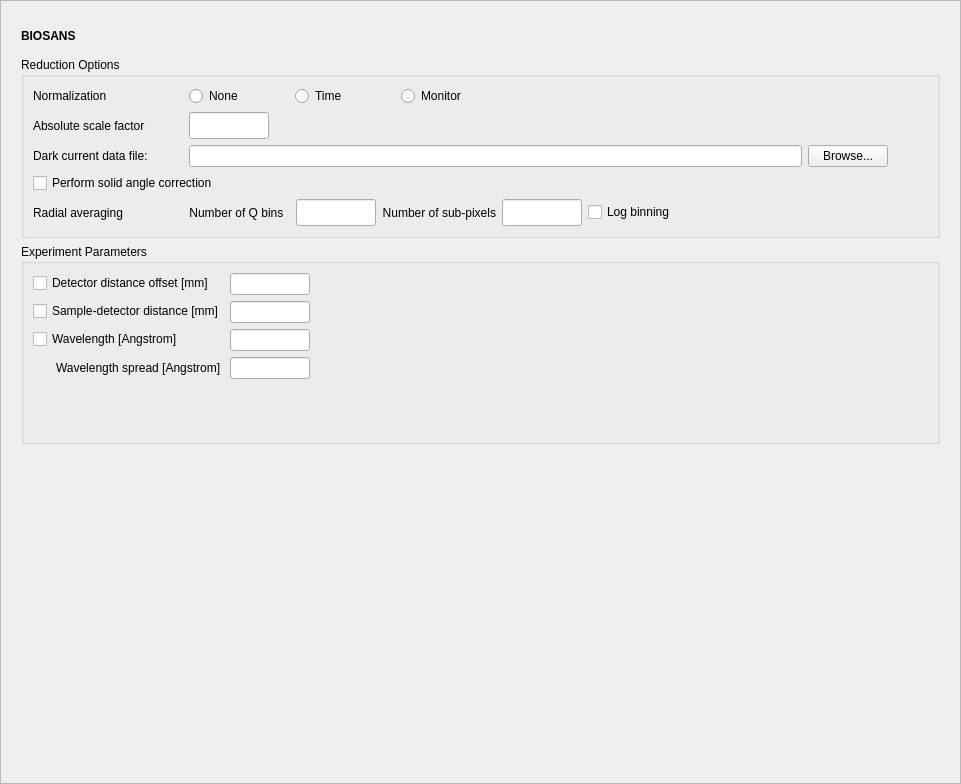
The window that Code/Mantid/Scripts/Interface/ui/sans/hfir_instrument.ui (mantidproject/mantid) describes before a commit, drawn with Qt 5.
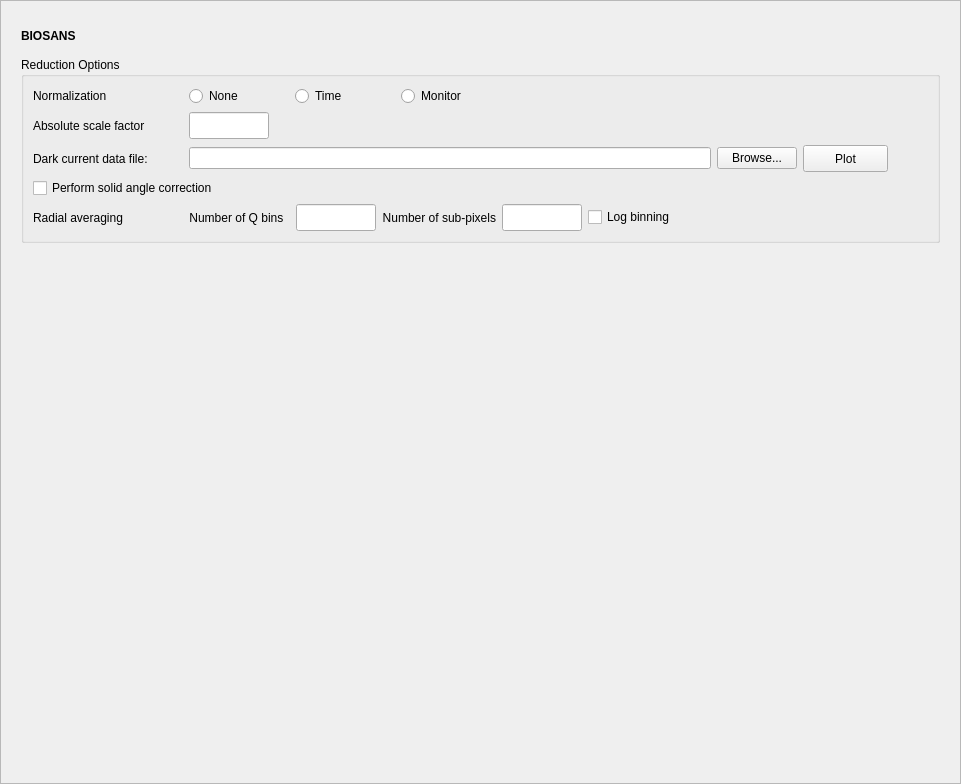
The same window after the commit.

Diff of the .ui file:
```diff
--- a/Code/Mantid/Scripts/Interface/ui/sans/hfir_instrument.ui
+++ b/Code/Mantid/Scripts/Interface/ui/sans/hfir_instrument.ui
@@ -330,6 +330,25 @@
               </property>
              </widget>
             </item>
+            <item>
+             <widget class="QPushButton" name="pushButton">
+              <property name="minimumSize">
+               <size>
+                <width>85</width>
+                <height>27</height>
+               </size>
+              </property>
+              <property name="maximumSize">
+               <size>
+                <width>85</width>
+                <height>27</height>
+               </size>
+              </property>
+              <property name="text">
+               <string>Plot</string>
+              </property>
+             </widget>
+            </item>
             <item>
              <spacer name="horizontalSpacer_7">
               <property name="orientation">
@@ -528,171 +547,6 @@
          </layout>
         </widget>
        </item>
-       <item>
-        <widget class="QGroupBox" name="geometry_options_groupbox">
-         <property name="sizePolicy">
-          <sizepolicy hsizetype="Expanding" vsizetype="Fixed">
-           <horstretch>0</horstretch>
-           <verstretch>0</verstretch>
-          </sizepolicy>
-         </property>
-         <property name="minimumSize">
-          <size>
-           <width>0</width>
-           <height>200</height>
-          </size>
-         </property>
-         <property name="maximumSize">
-          <size>
-           <width>16777215</width>
-           <height>16777215</height>
-          </size>
-         </property>
-         <property name="title">
-          <string>Experiment Parameters</string>
-         </property>
-         <property name="alignment">
-          <set>Qt::AlignLeading|Qt::AlignLeft|Qt::AlignTop</set>
-         </property>
-         <layout class="QVBoxLayout" name="verticalLayout_2">
-          <item>
-           <layout class="QFormLayout" name="formLayout_3">
-            <property name="sizeConstraint">
-             <enum>QLayout::SetDefaultConstraint</enum>
-            </property>
-            <property name="fieldGrowthPolicy">
-             <enum>QFormLayout::AllNonFixedFieldsGrow</enum>
-            </property>
-            <item row="0" column="0">
-             <widget class="QCheckBox" name="detector_offset_chk">
-              <property name="toolTip">
-               <string>Select to set the detector distance offset.</string>
-              </property>
-              <property name="whatsThis">
-               <string/>
-              </property>
-              <property name="text">
-               <string>Detector distance offset [mm]</string>
-              </property>
-             </widget>
-            </item>
-            <item row="0" column="1">
-             <widget class="QLineEdit" name="detector_offset_edit">
-              <property name="minimumSize">
-               <size>
-                <width>80</width>
-                <height>0</height>
-               </size>
-              </property>
-              <property name="maximumSize">
-               <size>
-                <width>80</width>
-                <height>16777215</height>
-               </size>
-              </property>
-              <property name="toolTip">
-               <string>Enter the detector distance offset in mm.</string>
-              </property>
-             </widget>
-            </item>
-            <item row="1" column="0">
-             <widget class="QCheckBox" name="sample_dist_chk">
-              <property name="toolTip">
-               <string>Select to force the sample-detector distance.</string>
-              </property>
-              <property name="text">
-               <string>Sample-detector distance [mm]</string>
-              </property>
-             </widget>
-            </item>
-            <item row="1" column="1">
-             <widget class="QLineEdit" name="sample_dist_edit">
-              <property name="sizePolicy">
-               <sizepolicy hsizetype="Expanding" vsizetype="Fixed">
-                <horstretch>0</horstretch>
-                <verstretch>0</verstretch>
-               </sizepolicy>
-              </property>
-              <property name="minimumSize">
-               <size>
-                <width>80</width>
-                <height>0</height>
-               </size>
-              </property>
-              <property name="maximumSize">
-               <size>
-                <width>80</width>
-                <height>16777215</height>
-               </size>
-              </property>
-              <property name="toolTip">
-               <string>Enter the value of the sample-to-detector distance in mm.</string>
-              </property>
-             </widget>
-            </item>
-            <item row="2" column="0">
-             <widget class="QCheckBox" name="wavelength_chk">
-              <property name="toolTip">
-               <string>Select to force the wavelength to a given value.</string>
-              </property>
-              <property name="text">
-               <string>Wavelength [Angstrom]</string>
-              </property>
-             </widget>
-            </item>
-            <item row="2" column="1">
-             <widget class="QLineEdit" name="wavelength_edit">
-              <property name="minimumSize">
-               <size>
-                <width>80</width>
-                <height>0</height>
-               </size>
-              </property>
-              <property name="maximumSize">
-               <size>
-                <width>80</width>
-                <height>16777215</height>
-               </size>
-              </property>
-              <property name="toolTip">
-               <string>Enter the value of the neutron wavelength.</string>
-              </property>
-             </widget>
-            </item>
-            <item row="3" column="0">
-             <widget class="QLabel" name="label_10">
-              <property name="text">
-               <string>Wavelength spread [Angstrom]</string>
-              </property>
-              <property name="indent">
-               <number>23</number>
-              </property>
-             </widget>
-            </item>
-            <item row="3" column="1">
-             <widget class="QLineEdit" name="wavelength_spread_edit">
-              <property name="minimumSize">
-               <size>
-                <width>80</width>
-                <height>0</height>
-               </size>
-              </property>
-              <property name="maximumSize">
-               <size>
-                <width>80</width>
-                <height>16777215</height>
-               </size>
-              </property>
-              <property name="toolTip">
-               <string>Enter the value of the neutron wavelength spread.</string>
-              </property>
-             </widget>
-            </item>
-           </layout>
-          </item>
-         </layout>
-        </widget>
-       </item>
        <item>
         <spacer name="verticalSpacer">
          <property name="orientation">
```
Left out of the diff: 2 changed lines with no effect on the pictures.
